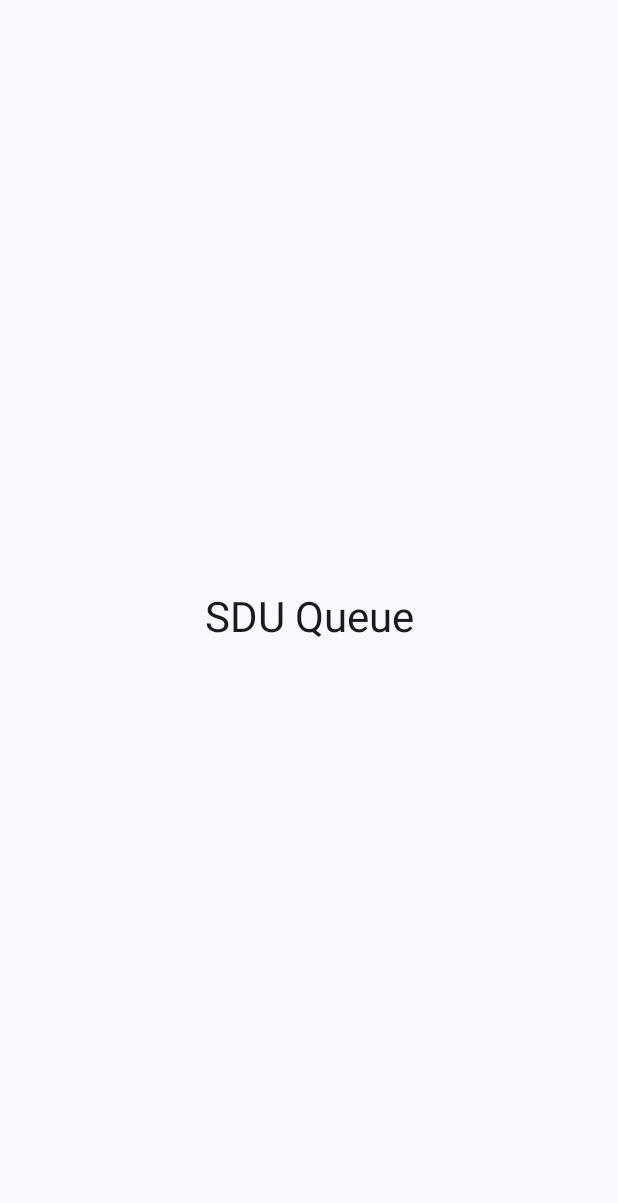
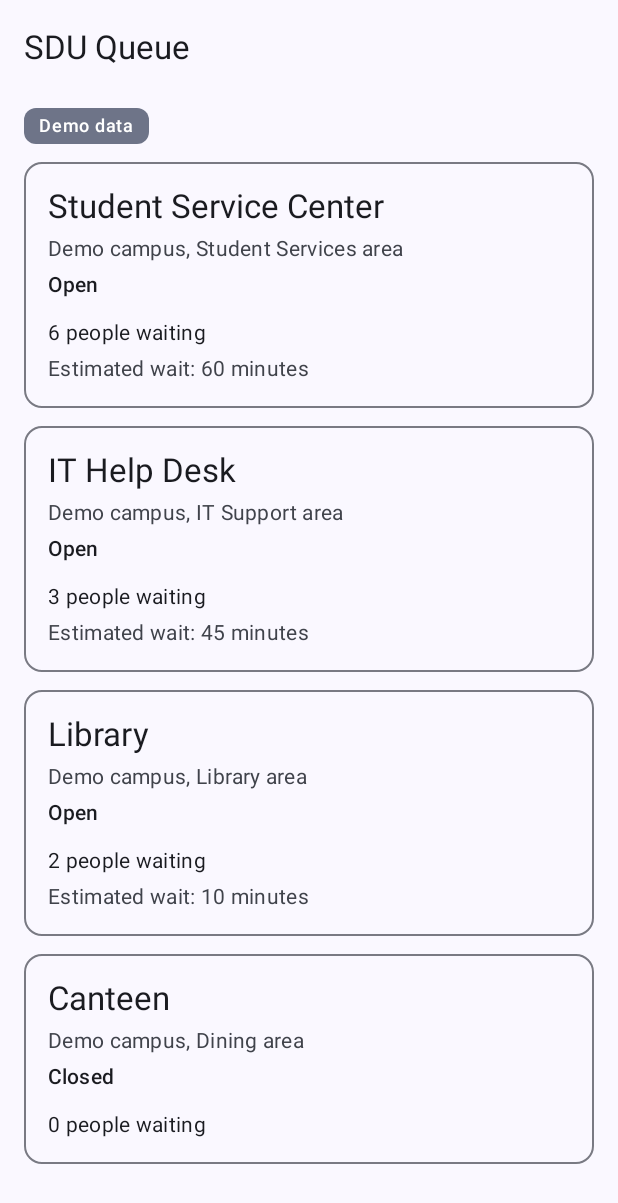
Before and after one commit to Shyngysd/mobileprogramming, an Android app built with Jetpack Compose: the screen it shows after launch (MainActivity), on a phone screen of 412 x 824 dp. Before the commit the part shown is almost empty. Shown: the top 1203 px of the screen. Run offline under Robolectric (Android 15) with nearby library versions, the phone set to English and light mode, and no system bars.

Commit message:
Connect home service list to HomeViewModel

```diff
--- a/app/build.gradle.kts
+++ b/app/build.gradle.kts
@@ -44,6 +44,7 @@ android {
 dependencies {
     implementation(libs.androidx.core.ktx)
     implementation(libs.androidx.lifecycle.runtime.ktx)
+    implementation(libs.androidx.lifecycle.runtime.compose)
     implementation(libs.androidx.activity.compose)
     implementation(platform(libs.androidx.compose.bom))
     implementation(libs.androidx.compose.ui)
--- a/app/src/main/java/com/example/mobileprogramming/MainActivity.kt
+++ b/app/src/main/java/com/example/mobileprogramming/MainActivity.kt
@@ -4,22 +4,27 @@ import android.os.Bundle
 import androidx.activity.ComponentActivity
 import androidx.activity.compose.setContent
 import androidx.activity.enableEdgeToEdge
-import androidx.compose.foundation.layout.fillMaxSize
-import androidx.compose.foundation.layout.padding
-import androidx.compose.material3.Scaffold
-import androidx.compose.ui.Modifier
-import com.example.mobileprogramming.ui.home.HomeScreen
+import androidx.activity.viewModels
+import com.example.mobileprogramming.ui.home.HomeRoute
+import com.example.mobileprogramming.ui.home.HomeViewModel
 import com.example.mobileprogramming.ui.theme.MobileprogrammingTheme
 
 class MainActivity : ComponentActivity() {
+    private val homeViewModel: HomeViewModel by viewModels {
+        AppContainer.serviceViewModelFactory(::HomeViewModel)
+    }
+
     override fun onCreate(savedInstanceState: Bundle?) {
         super.onCreate(savedInstanceState)
         enableEdgeToEdge()
         setContent {
             MobileprogrammingTheme {
-                Scaffold(modifier = Modifier.fillMaxSize()) { innerPadding ->
-                    HomeScreen(modifier = Modifier.padding(innerPadding))
-                }
+                HomeRoute(
+                    viewModel = homeViewModel,
+                    onServiceClick = { serviceId ->
+                        // TODO: Pass serviceId to the details destination once it is wired.
+                    }
+                )
             }
         }
     }
--- /dev/null
+++ b/app/src/main/java/com/example/mobileprogramming/ui/home/HomeRoute.kt
@@ -0,0 +1,21 @@
+package com.example.mobileprogramming.ui.home
+
+import androidx.compose.runtime.Composable
+import androidx.compose.runtime.getValue
+import androidx.compose.ui.Modifier
+import androidx.lifecycle.compose.collectAsStateWithLifecycle
+
+@Composable
+fun HomeRoute(
+    viewModel: HomeViewModel,
+    onServiceClick: (String) -> Unit,
+    modifier: Modifier = Modifier
+) {
+    val uiState by viewModel.uiState.collectAsStateWithLifecycle()
+    HomeScreen(
+        uiState = uiState,
+        onServiceClick = onServiceClick,
+        onRetry = viewModel::retry,
+        modifier = modifier
+    )
+}
--- a/app/src/main/java/com/example/mobileprogramming/ui/home/HomeScreen.kt
+++ b/app/src/main/java/com/example/mobileprogramming/ui/home/HomeScreen.kt
@@ -1,34 +1,109 @@
 package com.example.mobileprogramming.ui.home
 
-import androidx.compose.foundation.layout.Box
+import androidx.compose.foundation.layout.Arrangement
+import androidx.compose.foundation.layout.Column
+import androidx.compose.foundation.layout.PaddingValues
+import androidx.compose.foundation.layout.calculateEndPadding
+import androidx.compose.foundation.layout.calculateStartPadding
+import androidx.compose.foundation.layout.consumeWindowInsets
 import androidx.compose.foundation.layout.fillMaxSize
+import androidx.compose.foundation.layout.fillMaxWidth
+import androidx.compose.foundation.layout.padding
+import androidx.compose.foundation.lazy.LazyColumn
+import androidx.compose.foundation.lazy.items
+import androidx.compose.material3.ExperimentalMaterial3Api
+import androidx.compose.material3.LinearProgressIndicator
 import androidx.compose.material3.MaterialTheme
+import androidx.compose.material3.Scaffold
+import androidx.compose.material3.Surface
 import androidx.compose.material3.Text
+import androidx.compose.material3.TextButton
+import androidx.compose.material3.TopAppBar
 import androidx.compose.runtime.Composable
-import androidx.compose.ui.Alignment
 import androidx.compose.ui.Modifier
+import androidx.compose.ui.platform.LocalLayoutDirection
 import androidx.compose.ui.res.stringResource
 import androidx.compose.ui.tooling.preview.Preview
+import androidx.compose.ui.unit.dp
 import com.example.mobileprogramming.R
+import com.example.mobileprogramming.data.repository.DemoQueueServices
+import com.example.mobileprogramming.ui.components.ServiceCard
 import com.example.mobileprogramming.ui.theme.MobileprogrammingTheme
 
+@OptIn(ExperimentalMaterial3Api::class)
 @Composable
-fun HomeScreen(modifier: Modifier = Modifier) {
-    Box(
+fun HomeScreen(
+    uiState: HomeUiState,
+    onServiceClick: (String) -> Unit,
+    onRetry: () -> Unit,
+    modifier: Modifier = Modifier
+) {
+    val layoutDirection = LocalLayoutDirection.current
+    val error = uiState.error
+
+    Scaffold(
         modifier = modifier.fillMaxSize(),
-        contentAlignment = Alignment.Center
+        topBar = {
+            TopAppBar(title = { Text(stringResource(R.string.app_name)) })
+        }
+    ) { innerPadding ->
+        LazyColumn(
+            modifier = Modifier.fillMaxSize().consumeWindowInsets(innerPadding),
+            contentPadding = PaddingValues(
+                start = innerPadding.calculateStartPadding(layoutDirection) + 16.dp,
+                top = innerPadding.calculateTopPadding() + 8.dp,
+                end = innerPadding.calculateEndPadding(layoutDirection) + 16.dp,
+                bottom = innerPadding.calculateBottomPadding() + 16.dp
+            ),
+            verticalArrangement = Arrangement.spacedBy(12.dp)
+        ) {
+            item {
+                Surface(
+                    shape = MaterialTheme.shapes.small,
+                    color = MaterialTheme.colorScheme.secondaryContainer,
+                    contentColor = MaterialTheme.colorScheme.onSecondaryContainer
                 ) {
                     Text(
-            text = stringResource(R.string.app_name),
-            style = MaterialTheme.typography.headlineMedium
+                        text = stringResource(R.string.home_demo_data),
+                        modifier = Modifier.padding(horizontal = 10.dp, vertical = 4.dp),
+                        style = MaterialTheme.typography.labelMedium
                     )
                 }
             }
 
-@Preview(showBackground = true)
+            if (uiState.isLoading) {
+                item { LinearProgressIndicator(modifier = Modifier.fillMaxWidth()) }
+            } else if (error != null) {
+                item {
+                    Column {
+                        val message = when (error) {
+                            HomeLoadError.SERVICES_LOAD_FAILED -> R.string.home_load_error
+                        }
+                        Text(stringResource(message), color = MaterialTheme.colorScheme.error)
+                        TextButton(onClick = onRetry) {
+                            Text(stringResource(R.string.home_retry))
+                        }
+                    }
+                }
+            } else if (uiState.services.isEmpty()) {
+                item { Text(stringResource(R.string.home_no_services)) }
+            }
+
+            items(uiState.services, key = { service -> service.id }) { service ->
+                ServiceCard(service = service, onClick = { onServiceClick(service.id) })
+            }
+        }
+    }
+}
+
+@Preview(showBackground = true, widthDp = 360, heightDp = 840)
 @Composable
 private fun HomeScreenPreview() {
     MobileprogrammingTheme {
-        HomeScreen()
+        HomeScreen(
+            uiState = HomeUiState(services = DemoQueueServices.services, isLoading = false),
+            onServiceClick = {},
+            onRetry = {}
+        )
     }
 }
--- a/app/src/main/res/values/strings.xml
+++ b/app/src/main/res/values/strings.xml
@@ -1,5 +1,9 @@
 <resources>
     <string name="app_name">SDU Queue</string>
+    <string name="home_demo_data">Demo data</string>
+    <string name="home_load_error">Could not load services.</string>
+    <string name="home_retry">Retry</string>
+    <string name="home_no_services">No services available.</string>
     <string name="service_open">Open</string>
     <string name="service_closed">Closed</string>
 
--- a/gradle/libs.versions.toml
+++ b/gradle/libs.versions.toml
@@ -5,7 +5,7 @@ coreKtx = "1.17.0"
 junit = "4.13.2"
 junitVersion = "1.3.0"
 espressoCore = "3.7.0"
-lifecycleRuntimeKtx = "2.9.2"
+lifecycle = "2.9.2"
 activityCompose = "1.13.0"
 composeBom = "2024.09.00"
 coroutines = "1.9.0"
@@ -16,7 +16,8 @@ junit = { group = "junit", name = "junit", version.ref = "junit" }
 kotlinx-coroutines-test = { group = "org.jetbrains.kotlinx", name = "kotlinx-coroutines-test", version.ref = "coroutines" }
 androidx-junit = { group = "androidx.test.ext", name = "junit", version.ref = "junitVersion" }
 androidx-espresso-core = { group = "androidx.test.espresso", name = "espresso-core", version.ref = "espressoCore" }
-androidx-lifecycle-runtime-ktx = { group = "androidx.lifecycle", name = "lifecycle-runtime-ktx", version.ref = "lifecycleRuntimeKtx" }
+androidx-lifecycle-runtime-ktx = { group = "androidx.lifecycle", name = "lifecycle-runtime-ktx", version.ref = "lifecycle" }
+androidx-lifecycle-runtime-compose = { group = "androidx.lifecycle", name = "lifecycle-runtime-compose", version.ref = "lifecycle" }
 androidx-activity-compose = { group = "androidx.activity", name = "activity-compose", version.ref = "activityCompose" }
 androidx-compose-bom = { group = "androidx.compose", name = "compose-bom", version.ref = "composeBom" }
 androidx-compose-ui = { group = "androidx.compose.ui", name = "ui" }
```
Lines whose indentation alone changed are shown as unchanged.
